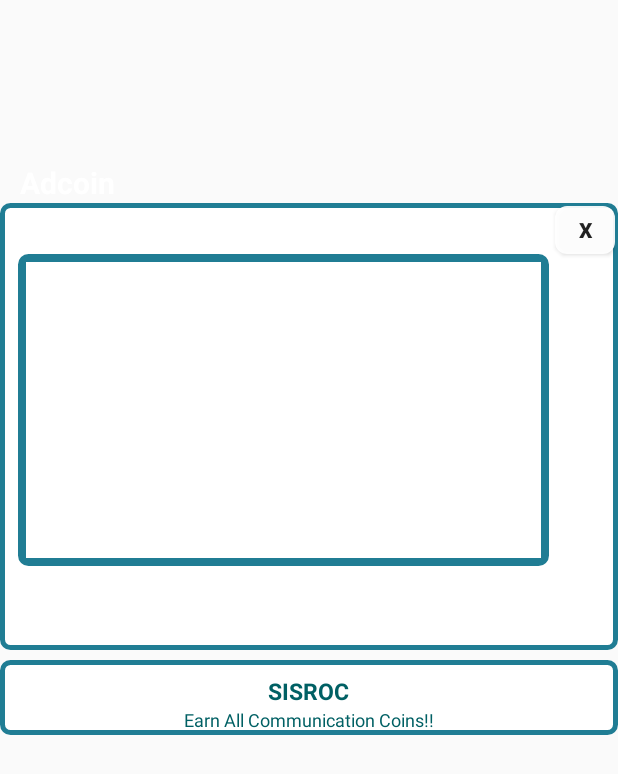
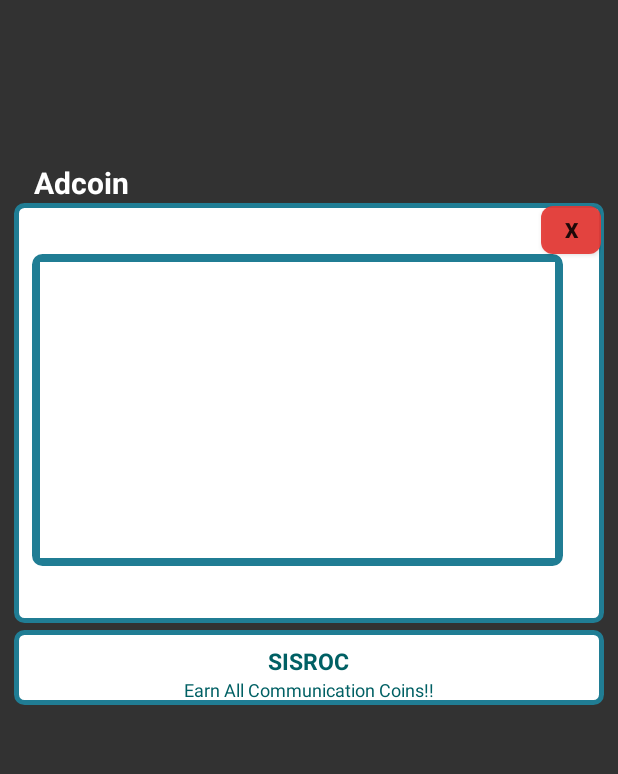
Before and after one commit to dinesh4u2k/MobileVerification, an Android app: the layout popup.xml on its own in the app's theme, with its tools: preview values and no code run, on a phone screen of 412 x 824 dp. Shown: the top 774 px of the screen. Run offline under Robolectric (Android 15) with nearby library versions, the phone set to English and light mode, and no system bars.

Commit message:
popup updated #1

```diff
--- a/app/src/main/res/layout/popup.xml
+++ b/app/src/main/res/layout/popup.xml
@@ -1,19 +1,22 @@
 <?xml version="1.0" encoding="utf-8"?>
 
 
-<RelativeLayout
+<FrameLayout
     xmlns:android="http://schemas.android.com/apk/res/android"
-
     android:layout_width="match_parent"
     android:layout_height="match_parent"
+
+    android:background="#CC000000"
     android:orientation="horizontal">
 
 
     <RelativeLayout
         android:id="@+id/root"
         android:layout_width="match_parent"
-        android:layout_height="390dp"
+        android:layout_height="398dp"
         android:layout_marginTop="100dp"
+        android:paddingRight="9dp"
+        android:paddingLeft="9dp"
         android:layout_alignParentStart="true"
         android:layout_alignParentTop="true"
         android:orientation="horizontal">
@@ -36,7 +39,7 @@
         <RelativeLayout
             android:id="@+id/view_root"
             android:layout_width="fill_parent"
-            android:layout_height="298dp"
+            android:layout_height="280dp"
             android:layout_alignParentStart="true"
             android:layout_alignParentTop="true"
             android:layout_gravity="center"
@@ -48,6 +51,7 @@
                 android:id="@+id/close"
                 android:layout_width="40dp"
                 android:layout_height="32dp"
+                android:backgroundTint="#E53935"
                 android:layout_alignParentEnd="true"
                 android:layout_alignParentTop="true"
                 android:background="@drawable/closebutton"
@@ -81,7 +85,7 @@
             android:layout_width="match_parent"
             android:layout_height="50dp"
             android:layout_alignParentStart="true"
-            android:layout_marginTop="340dp"
+            android:layout_marginTop="320dp"
             android:background="@drawable/rectangle"
             android:orientation="vertical">
 
@@ -122,4 +126,4 @@
         android:background="@drawable/rectangle" />-->
 
     </RelativeLayout>
-</RelativeLayout>
+</FrameLayout>
```
